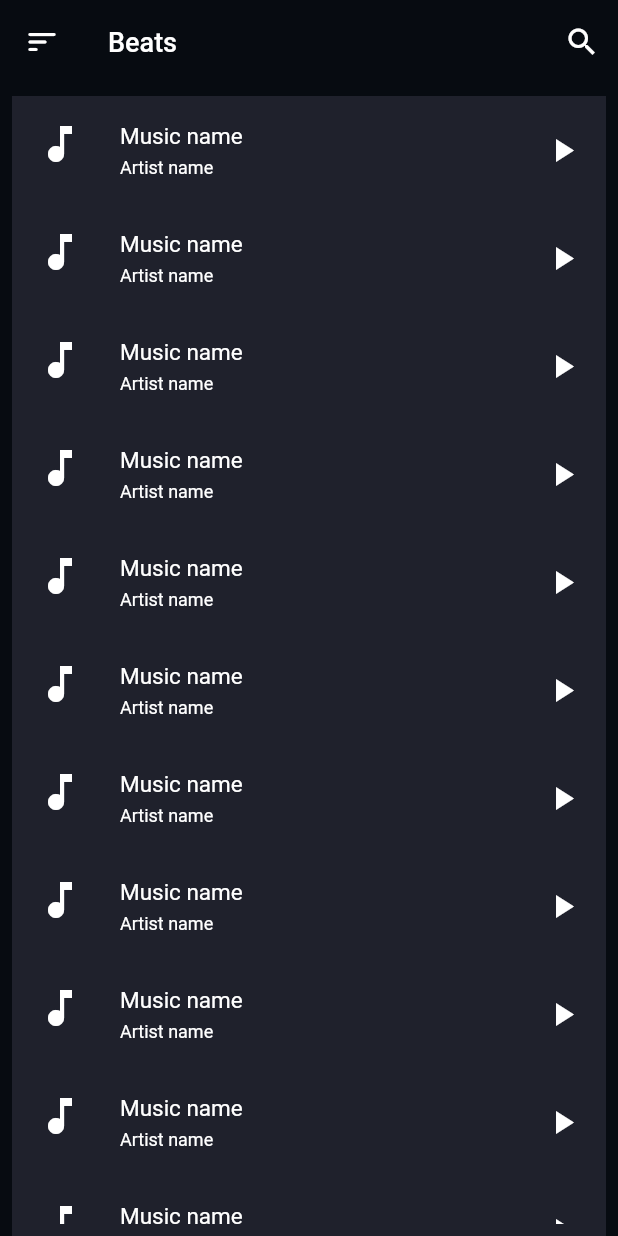
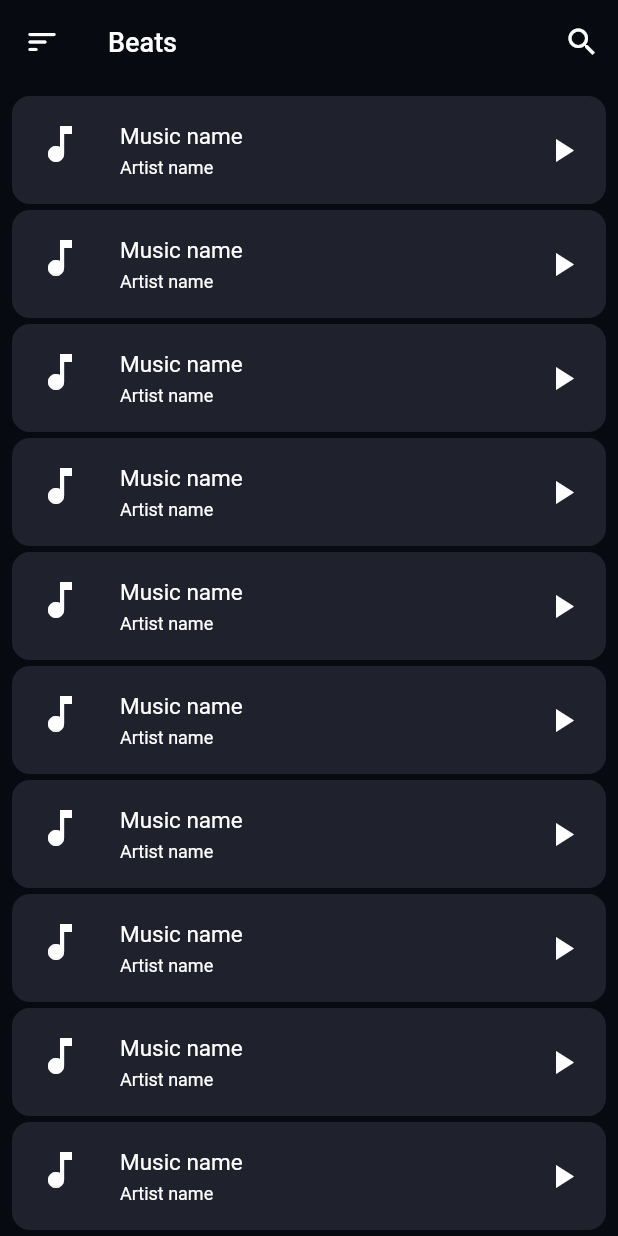
Before and after one commit to mehranext/musicbox, a Flutter app: the screen it shows after launch, on a phone screen of 412 x 824 dp. Run offline on Flutter 3.47's test engine with Material 2 defaults, Android fonts, the phone set to English and light mode, and no system bars; our stand-ins replace get; Roboto replaces fonts that are missing (Wreckout).

```diff
--- a/lib/views/home.dart
+++ b/lib/views/home.dart
@@ -14,6 +14,7 @@ class Home extends StatelessWidget {
     return Scaffold(
       backgroundColor: bgDarkColor,
       appBar: AppBar(
+        backgroundColor: bgDarkColor,
         actions: [
           IconButton(
             onPressed: () {},
@@ -42,9 +43,10 @@ class Home extends StatelessWidget {
           itemCount: 100,
           itemBuilder: (BuildContext context, int index) {
             return Container(
-              decoration:
-                  BoxDecoration(borderRadius: BorderRadius.circular(12)),
+              margin: const EdgeInsets.only(bottom: 4),
               child: ListTile(
+                shape: RoundedRectangleBorder(
+                    borderRadius: BorderRadius.circular(12)),
                 tileColor: bgColor,
                 title: Text(
                   "Music name",
--- a/pubspec.yaml
+++ b/pubspec.yaml
@@ -34,6 +34,9 @@ dependencies:
   # The following adds the Cupertino Icons font to your application.
   # Use with the CupertinoIcons class for iOS style icons.
   cupertino_icons: ^1.0.2
+  get: ^4.6.5
+  just_audio: ^0.9.32
+  on_audio_query: ^2.8.1
 
 dev_dependencies:
   flutter_test:
```
Also changed, not shown: lib/controller/player_controller.dart (added, +8 -0 lines), pubspec.lock, 1 other file.
